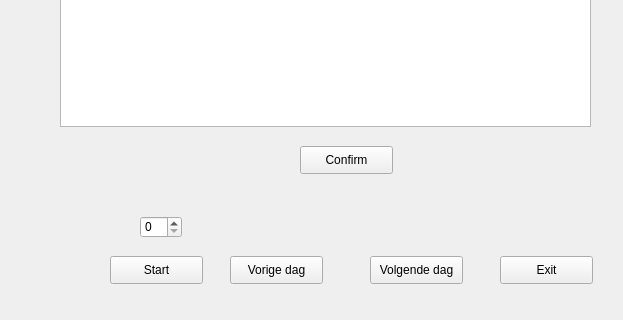
First picture: the form in src/vaccininterface.ui, repository Sam-Roggeman/ProjectPSE, before the edit; both pictures show x 0 to 623 and y 154 to 474 of the 710 by 571 pixel window.
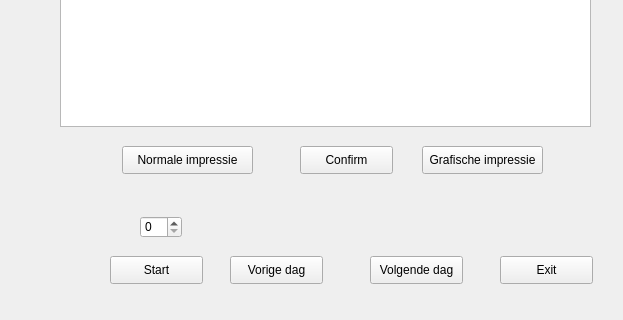
Second picture: the form after the edit. The open tabs and pages were chosen to show the change.

The edit to the form file:
```diff
--- a/src/vaccininterface.ui
+++ b/src/vaccininterface.ui
@@ -214,6 +214,32 @@
         <string>Confirm</string>
        </property>
       </widget>
+      <widget class="QPushButton" name="pushButton_3">
+       <property name="geometry">
+        <rect>
+         <x>82</x>
+         <y>280</y>
+         <width>131</width>
+         <height>28</height>
+        </rect>
+       </property>
+       <property name="text">
+        <string>Normale impressie</string>
+       </property>
+      </widget>
+      <widget class="QPushButton" name="pushButton_4">
+       <property name="geometry">
+        <rect>
+         <x>382</x>
+         <y>280</y>
+         <width>121</width>
+         <height>28</height>
+        </rect>
+       </property>
+       <property name="text">
+        <string>Grafische impressie</string>
+       </property>
+      </widget>
      </widget>
     </widget>
     <widget class="QSpinBox" name="spinBox">
```
Left out of the diff: 32 changed lines with no effect on the pictures.
